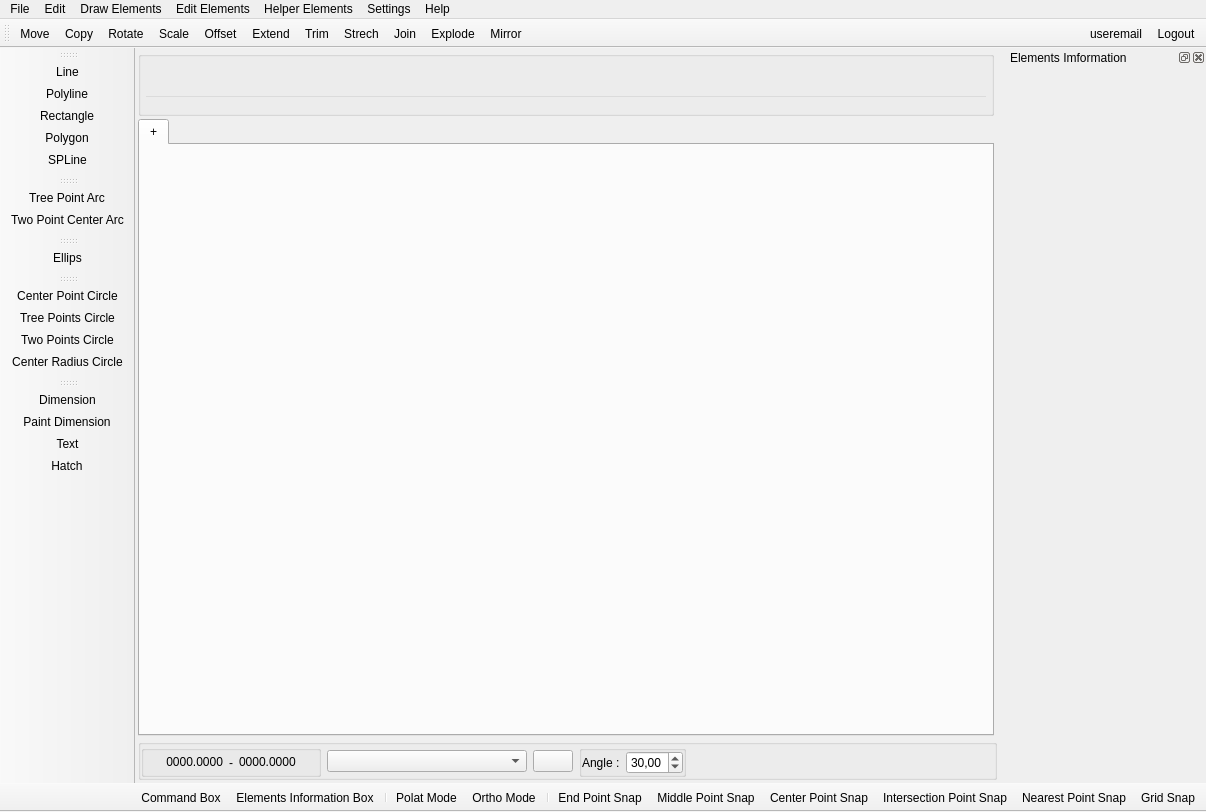
mzahidberber/DrawCAD, file UI/QtDesignerUI/window2.ui: the form before one commit.
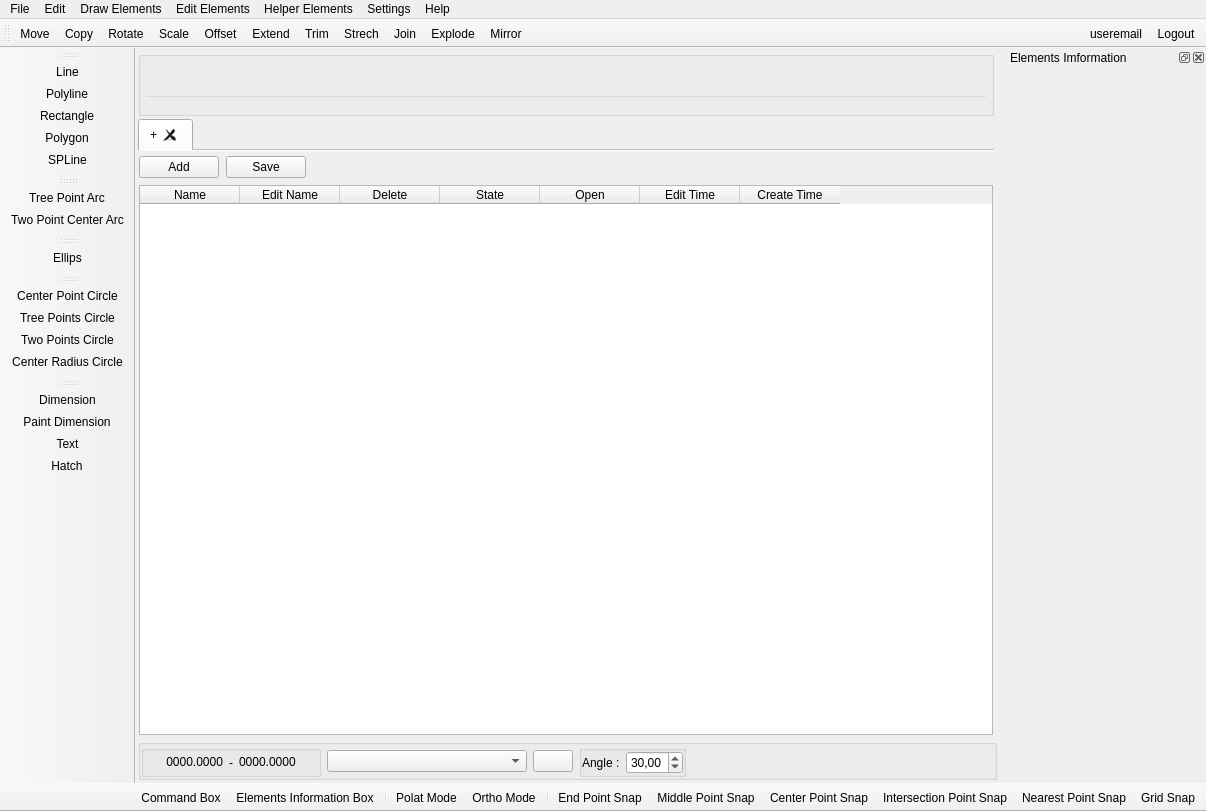
The form after the commit. Icons and pictures are not drawn. Custom widgets are drawn as their Qt base class.

Diff of the .ui file:
```diff
--- a/UI/QtDesignerUI/window2.ui
+++ b/UI/QtDesignerUI/window2.ui
@@ -392,11 +392,122 @@
       <property name="currentIndex">
        <number>0</number>
       </property>
+      <property name="documentMode">
+       <bool>true</bool>
+      </property>
+      <property name="tabsClosable">
+       <bool>true</bool>
+      </property>
+      <property name="movable">
+       <bool>true</bool>
+      </property>
       <widget class="QWidget" name="tab">
        <attribute name="title">
         <string>+</string>
        </attribute>
-       <layout class="QVBoxLayout" name="verticalLayout_4"/>
+       <layout class="QVBoxLayout" name="verticalLayout_4">
+        <property name="spacing">
+         <number>7</number>
+        </property>
+        <property name="leftMargin">
+         <number>1</number>
+        </property>
+        <property name="topMargin">
+         <number>5</number>
+        </property>
+        <property name="rightMargin">
+         <number>1</number>
+        </property>
+        <property name="bottomMargin">
+         <number>1</number>
+        </property>
+        <item>
+         <layout class="QVBoxLayout" name="verticalLayout">
+          <item>
+           <layout class="QHBoxLayout" name="horizontalLayout_3">
+            <item>
+             <widget class="QPushButton" name="btnAddDraw">
+              <property name="maximumSize">
+               <size>
+                <width>100</width>
+                <height>16777215</height>
+               </size>
+              </property>
+              <property name="text">
+               <string>Add</string>
+              </property>
+             </widget>
+            </item>
+            <item>
+             <widget class="QPushButton" name="btnSaveDraw">
+              <property name="maximumSize">
+               <size>
+                <width>100</width>
+                <height>16777215</height>
+               </size>
+              </property>
+              <property name="text">
+               <string>Save</string>
+              </property>
+             </widget>
+            </item>
+            <item>
+             <spacer name="horizontalSpacer_2">
+              <property name="orientation">
+               <enum>Qt::Horizontal</enum>
+              </property>
+              <property name="sizeHint" stdset="0">
+               <size>
+                <width>40</width>
+                <height>20</height>
+               </size>
+              </property>
+             </spacer>
+            </item>
+           </layout>
+          </item>
+          <item>
+           <widget class="QTableWidget" name="twDrawBoxes">
+            <column>
+             <property name="text">
+              <string>Name</string>
+             </property>
+            </column>
+            <column>
+             <property name="text">
+              <string>Edit Name</string>
+             </property>
+            </column>
+            <column>
+             <property name="text">
+              <string>Delete</string>
+             </property>
+            </column>
+            <column>
+             <property name="text">
+              <string>State</string>
+             </property>
+            </column>
+            <column>
+             <property name="text">
+              <string>Open</string>
+             </property>
+            </column>
+            <column>
+             <property name="text">
+              <string>Edit Time</string>
+             </property>
+            </column>
+            <column>
+             <property name="text">
+              <string>Create Time</string>
+             </property>
+            </column>
+           </widget>
+          </item>
+         </layout>
+        </item>
+       </layout>
       </widget>
      </widget>
     </item>
```
